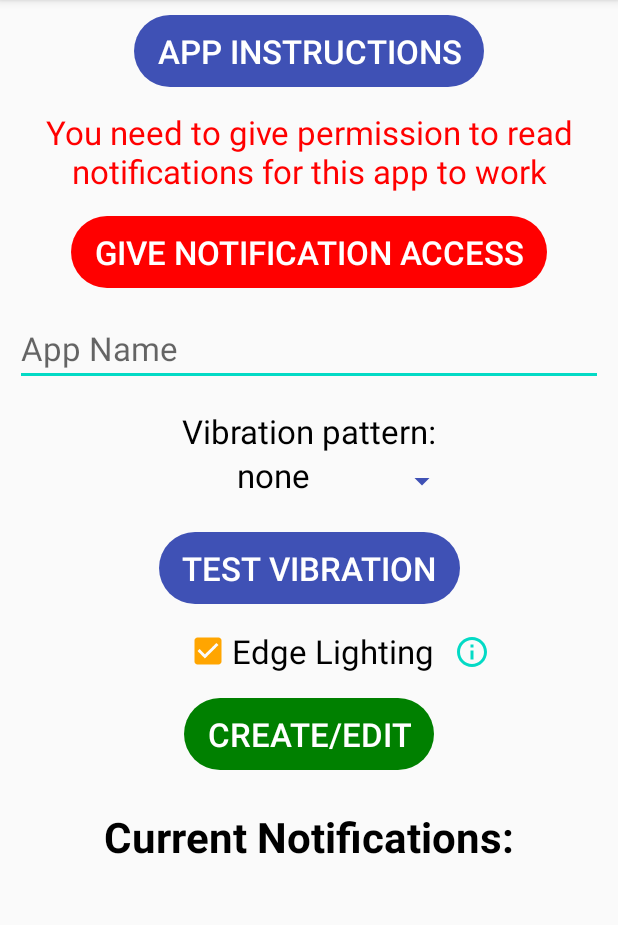
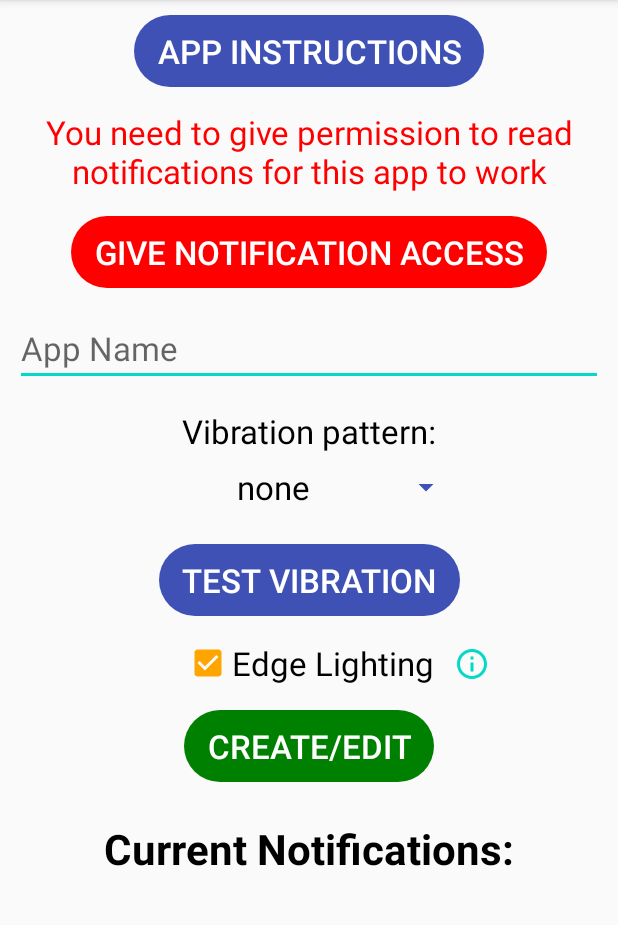
Before and after one commit to dilfruh/Notifier, an Android app: the screen it shows after launch (MainActivity), on a phone screen of 412 x 824 dp, the part 84-1009 px from its top. Run offline under Robolectric (Android 15) with nearby library versions, the phone set to English and light mode, and no system bars; 1 statement that could not run was skipped.

Commit message:
Adjust spinner size a little

```diff
--- a/app/src/main/java/com/dil/notifier/MainActivity.kt
+++ b/app/src/main/java/com/dil/notifier/MainActivity.kt
@@ -241,13 +241,11 @@ class MainActivity : AppCompatActivity() {
      * When the create button is clicked, create a vibration and edge lighting for the info typed/selected
      */
     fun createClicked(view: View) {
-        // TODO: test edit
         // Get name from editText field and convert to String
         val name: String = editAppName?.getText().toString()
 
         // Create as long as they inputted a name
         if (name != "") {
-
             // Delete notification channels with that name in case they are editing existing one
             var list1: List<NotificationChannel> = ArrayList()
             val notificationManager = getSystemService(NOTIFICATION_SERVICE) as NotificationManager
--- a/app/src/main/java/com/dil/notifier/NotificationListAdapter.kt
+++ b/app/src/main/java/com/dil/notifier/NotificationListAdapter.kt
@@ -32,7 +32,7 @@ class NotificationListAdapter() :
 
                 override fun areItemsTheSame(item1: NotificationData, item2: NotificationData): Boolean {
                     // Check if two items represent the same data (unique identifier)
-                    // TODO Does this have to be unique?
+                    // So if you add an item with the same name, but different content. It will remove the old content and add the new (basically update)
                     return item1.name == item2.name
                 }
 
--- a/app/src/main/res/layout/spinner.xml
+++ b/app/src/main/res/layout/spinner.xml
@@ -7,7 +7,8 @@
     android:textSize="22sp"
     android:gravity="left"
     android:textColor="@color/black"
+    android:paddingTop="8dip"
     android:paddingBottom="8dip"
-    android:paddingLeft="5dip"
-    android:paddingRight="5dip"
+    android:paddingLeft="8dip"
+    android:paddingRight="8dip"
 />
```
